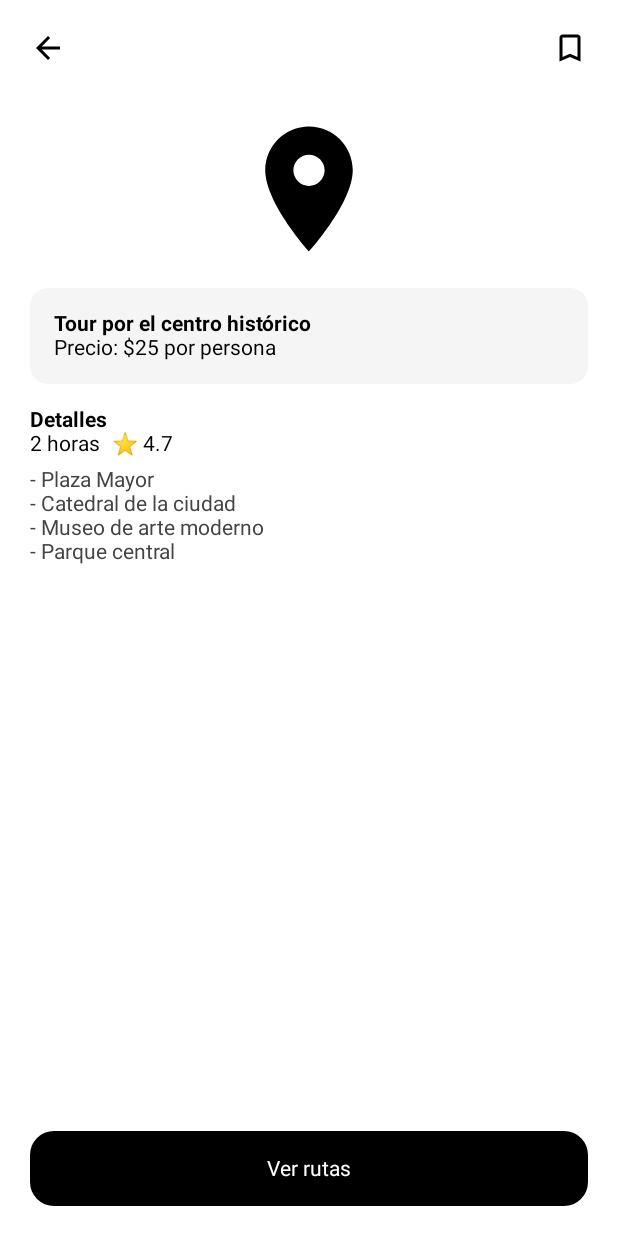
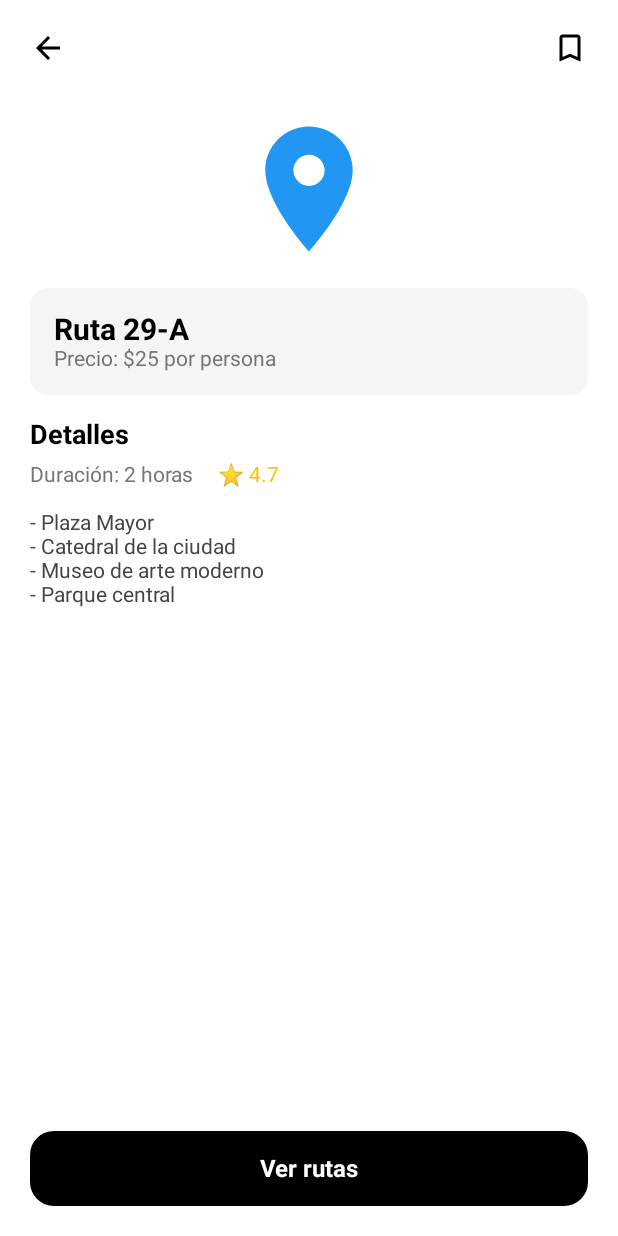
Before and after one commit to samuelanzora363823/AppMoviles, an Android app built with Jetpack Compose: the @Preview function RouteDetailScreenPreview, on a phone screen of 412 x 824 dp. Run offline under Robolectric (Android 15) with nearby library versions, the light colour scheme and no system bars.

Commit message:
:memo: add: añadi detail

```diff
--- a/MovilesApp/app/src/main/java/com/example/movilesapp/ui/theme/navigation/NavGraph.kt
+++ b/MovilesApp/app/src/main/java/com/example/movilesapp/ui/theme/navigation/NavGraph.kt
@@ -1,12 +1,13 @@
 package com.example.movilesapp.ui.navigation
 
+import HomeScreen
+import RouteDetailScreen
 import androidx.compose.runtime.Composable
 import androidx.lifecycle.viewmodel.compose.viewModel
 import androidx.navigation.NavHostController
 import androidx.navigation.compose.NavHost
 import androidx.navigation.compose.composable
 import com.example.movilesapp.ui.screens.FavoriteRoutesScreen
-import com.example.movilesapp.ui.screens.HomeScreen
 import com.example.movilesapp.ui.screens.ProfileScreen
 import com.example.movilesapp.ui.screens.SplashScreen
 import com.example.movilesapp.ui.theme.MovilesAppTheme
@@ -32,7 +33,7 @@ fun NavGraph(
                 SplashScreen(navController = navController)
             }
             composable("home") {
-                HomeScreen(isDarkMode = isDarkMode)
+                HomeScreen(isDarkMode = isDarkMode, navController = navController) // Pasa navController
             }
             composable("profile") {
                 ProfileScreen(
@@ -47,6 +48,13 @@ fun NavGraph(
                     isDarkMode = isDarkMode
                 )
             }
+            composable("routeDetail/{routeName}") { backStackEntry ->
+                val routeName = backStackEntry.arguments?.getString("routeName") ?: ""
+                RouteDetailScreen(
+                    routeName = routeName,
+                    onBackClick = { navController.popBackStack() } // Función para regresar
+                )
+            }
         }
     }
 }
--- a/MovilesApp/app/src/main/java/com/example/movilesapp/ui/theme/screens/HomeScreen.kt
+++ b/MovilesApp/app/src/main/java/com/example/movilesapp/ui/theme/screens/HomeScreen.kt
@@ -1,5 +1,3 @@
-package com.example.movilesapp.ui.screens
-
 import androidx.compose.ui.tooling.preview.Preview
 import androidx.compose.foundation.background
 import androidx.compose.foundation.clickable
@@ -17,9 +15,11 @@ import androidx.compose.ui.graphics.Color
 import androidx.compose.ui.text.font.FontWeight
 import androidx.compose.ui.unit.dp
 import androidx.compose.ui.unit.sp
+import androidx.navigation.NavHostController
+import androidx.navigation.compose.rememberNavController
 
 @Composable
-fun HomeScreen(isDarkMode: Boolean) {
+fun HomeScreen(isDarkMode: Boolean, navController: NavHostController) {
     // Lista de rutas
     val rutas = listOf("29-A", "29-C", "29-C2", "37-B", "40-A", "40-C")
 
@@ -113,6 +113,10 @@ fun HomeScreen(isDarkMode: Boolean) {
                 modifier = Modifier
                     .fillMaxWidth()
                     .padding(vertical = 6.dp)
+                    .clickable {
+                        // Navegar solo con el routeName
+                        navController.navigate("routeDetail/$ruta")
+                    }
             ) {
                 Checkbox(
                     checked = isChecked,
@@ -152,5 +156,6 @@ fun FilterChip(text: String, isSelected: Boolean = false, isDarkMode: Boolean =
 @Preview(showBackground = true, showSystemUi = true)
 @Composable
 fun HomeScreenPreview() {
-    HomeScreen(isDarkMode = false)
+    val navController = rememberNavController() // Create the NavController for preview
+    HomeScreen(isDarkMode = false, navController = navController) // Pass it to the composable
 }
--- a/MovilesApp/app/src/main/java/com/example/movilesapp/ui/theme/screens/RouteDetailScreen.kt
+++ b/MovilesApp/app/src/main/java/com/example/movilesapp/ui/theme/screens/RouteDetailScreen.kt
@@ -1,59 +1,69 @@
 import androidx.compose.foundation.background
 import androidx.compose.foundation.clickable
 import androidx.compose.foundation.layout.*
+import androidx.compose.foundation.shape.RoundedCornerShape
 import androidx.compose.material.icons.Icons
 import androidx.compose.material.icons.filled.ArrowBack
 import androidx.compose.material.icons.filled.BookmarkBorder
-import androidx.compose.material.icons.filled.Place // Icono de ubicación
+import androidx.compose.material.icons.filled.Place
 import androidx.compose.material3.Icon
 import androidx.compose.material3.Text
+import androidx.compose.runtime.Composable
 import androidx.compose.ui.Alignment
 import androidx.compose.ui.Modifier
 import androidx.compose.ui.graphics.Color
 import androidx.compose.ui.text.font.FontWeight
 import androidx.compose.ui.unit.dp
-import androidx.compose.foundation.shape.RoundedCornerShape
-import androidx.compose.runtime.Composable
 import androidx.compose.ui.tooling.preview.Preview
+import androidx.compose.ui.unit.sp
 
 @Composable
 fun RouteDetailScreen(
     routeName: String,
-    price: String,
-    duration: String,
-    rating: Float,
-    places: List<String>,
     onBackClick: () -> Unit
 ) {
+    // Definición de los detalles de la ruta (puedes reemplazar estos valores con datos dinámicos)
+    val price = "$25 por persona"
+    val duration = "2 horas"
+    val rating = 4.7f
+    val places = listOf(
+        "Plaza Mayor",
+        "Catedral de la ciudad",
+        "Museo de arte moderno",
+        "Parque central"
+    )
+
     Column(
         modifier = Modifier
             .fillMaxSize()
             .background(Color.White)
             .padding(20.dp)
     ) {
-        // Fila para los iconos de retroceso y guardar
+        // Fila con los iconos de retroceso y guardar
         Row(
             modifier = Modifier.fillMaxWidth(),
             horizontalArrangement = Arrangement.SpaceBetween
         ) {
             Icon(
-                Icons.Default.ArrowBack,
+                imageVector = Icons.Default.ArrowBack,
                 contentDescription = "Volver",
-                modifier = Modifier.clickable { onBackClick() }
+                modifier = Modifier.clickable { onBackClick() },
+                tint = Color.Black
             )
             Icon(
-                Icons.Default.BookmarkBorder,
-                contentDescription = "Guardar"
+                imageVector = Icons.Default.BookmarkBorder,
+                contentDescription = "Guardar",
+                tint = Color.Black
             )
         }
 
         Spacer(modifier = Modifier.height(32.dp))
 
-        // Icono de ubicación (reemplazando el icono personalizado)
+        // Icono de ubicación
         Icon(
             imageVector = Icons.Filled.Place, // Usamos el ícono de ubicación de Material Icons
             contentDescription = "Ubicación",
-            tint = Color.Unspecified,
+            tint = Color(0xFF2196F3), // Color profesional, se puede ajustar según la paleta de colores
             modifier = Modifier
                 .size(100.dp)
                 .align(Alignment.CenterHorizontally)
@@ -69,28 +79,47 @@ fun RouteDetailScreen(
                 .padding(16.dp)
         ) {
             Column {
-                Text(text = routeName, fontWeight = FontWeight.Bold)
-                Text(text = "Precio: $price")
+                Text(
+                    text = routeName,
+                    fontWeight = FontWeight.Bold,
+                    fontSize = 20.sp,
+                    color = Color.Black
+                )
+                Text(
+                    text = "Precio: $price",
+                    color = Color(0xFF757575)
+                )
             }
         }
 
         Spacer(modifier = Modifier.height(16.dp))
 
         // Título para la sección de detalles
-        Text("Detalles", fontWeight = FontWeight.Bold)
+        Text(
+            text = "Detalles",
+            fontWeight = FontWeight.Bold,
+            fontSize = 18.sp,
+            color = Color.Black
+        )
+
+        Spacer(modifier = Modifier.height(8.dp))
 
         // Información sobre duración y calificación
         Row(verticalAlignment = Alignment.CenterVertically) {
-            Text(text = duration)
-            Spacer(modifier = Modifier.width(8.dp))
-            Text("⭐ $rating")
+            Text(text = "Duración: $duration", color = Color(0xFF757575))
+            Spacer(modifier = Modifier.width(16.dp))
+            Text(text = "⭐ $rating", color = Color(0xFFFFC107))
         }
 
-        Spacer(modifier = Modifier.height(8.dp))
+        Spacer(modifier = Modifier.height(16.dp))
 
         // Lista de lugares
         places.forEach {
-            Text(text = "- $it", color = Color.DarkGray)
+            Text(
+                text = "- $it",
+                color = Color.DarkGray,
+                style = androidx.compose.ui.text.TextStyle(fontSize = 14.sp)
+            )
         }
 
         Spacer(modifier = Modifier.weight(1f))
@@ -101,27 +130,21 @@ fun RouteDetailScreen(
                 .fillMaxWidth()
                 .height(50.dp)
                 .background(Color.Black, RoundedCornerShape(16.dp))
-                .clickable { /* Acción */ },
+                .clickable { /* Acción al hacer clic */ },
             contentAlignment = Alignment.Center
         ) {
-            Text("Ver rutas", color = Color.White)
+            Text(
+                text = "Ver rutas",
+                color = Color.White,
+                fontWeight = FontWeight.Bold,
+                fontSize = 16.sp
+            )
         }
     }
 }
+
 @Preview(showBackground = true)
 @Composable
 fun RouteDetailScreenPreview() {
-    RouteDetailScreen(
-        routeName = "Tour por el centro histórico",
-        price = "$25 por persona",
-        duration = "2 horas",
-        rating = 4.7f,
-        places = listOf(
-            "Plaza Mayor",
-            "Catedral de la ciudad",
-            "Museo de arte moderno",
-            "Parque central"
-        ),
-        onBackClick = {}
-    )
+    RouteDetailScreen(routeName = "Ruta 29-A", onBackClick = {})
 }
```
